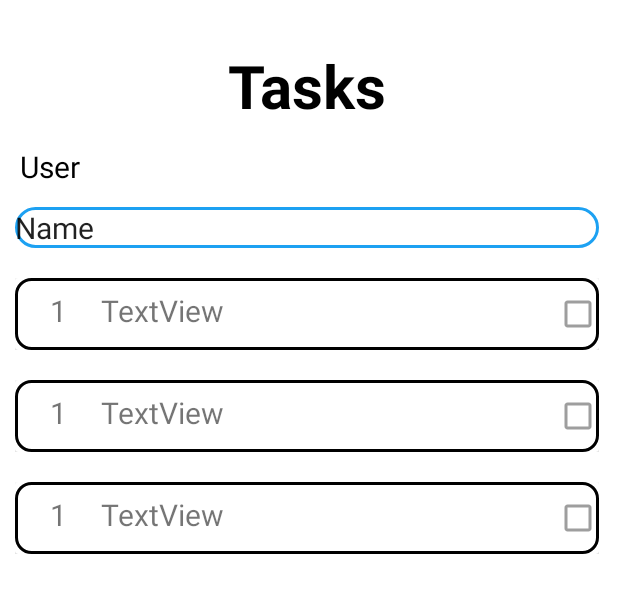
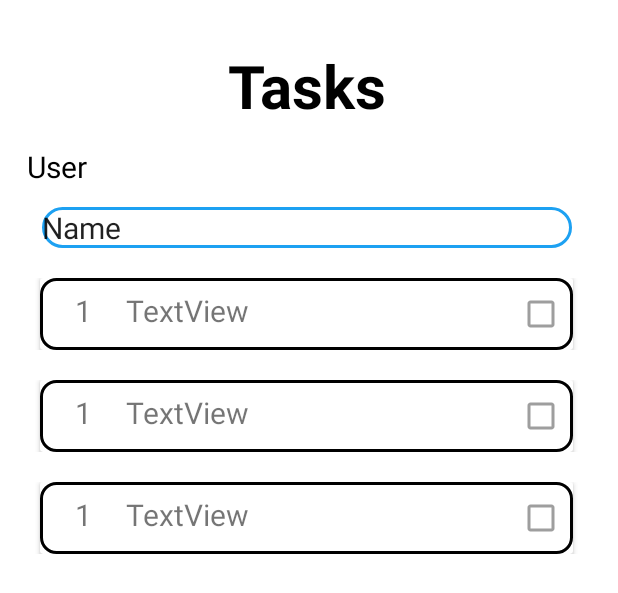
Before and after one commit to Haunguyen42193/schedule-management, an Android app built with Jetpack Compose: the layout activity_list_task.xml on its own in the app's theme, with its tools: preview values and no code run, on a phone screen of 412 x 824 dp. Shown: the top 593 px of the screen. Run offline under Robolectric (Android 15) with nearby library versions, the phone set to English and light mode, and no system bars; Roboto replaces fonts that are not available here.

Commit message:
task-list-show

```diff
--- a/app/src/main/java/com/trunghieu/todolistapp/MainActivity.java
+++ b/app/src/main/java/com/trunghieu/todolistapp/MainActivity.java
@@ -25,7 +25,7 @@ public class MainActivity extends AppCompatActivity {
         setContentView(R.layout.activity_main);
 
         dbHelper = new DBHelper(this);
-        dbHelper.insertTask(new Task("Hau1", "Nguyen", "Van2", "2002", 1, "3"));
+//        dbHelper.insertTask(new Task("Hau1", "Nguyen", "Van2", "2002", 1, "3"));
         btnLogin = findViewById(R.id.btn_main_login);
         btnSignup = findViewById(R.id.btn_main_signup);
 
--- a/app/src/main/java/com/trunghieu/todolistapp/data/DBHelper.java
+++ b/app/src/main/java/com/trunghieu/todolistapp/data/DBHelper.java
@@ -92,8 +92,8 @@ public class DBHelper extends SQLiteOpenHelper {
             String create = cursor.getString(3);
             String complete = cursor.getString(4);
             int userId = cursor.getInt(5);
-            String categoriId = cursor.getString(6);
-            Task task = new Task(id, title, description, create, complete, userId, categoriId);
+            String categoryId = cursor.getString(6);
+            Task task = new Task(id, title, description, create, complete, userId, categoryId);
             listTask.add(task);
         }
         return listTask;
--- a/app/src/main/res/layout/activity_list_task.xml
+++ b/app/src/main/res/layout/activity_list_task.xml
@@ -10,6 +10,7 @@
     <LinearLayout
         android:layout_width="409dp"
         android:layout_height="657dp"
+        android:gravity="center"
         android:orientation="vertical"
         tools:layout_editor_absoluteX="1dp"
         tools:layout_editor_absoluteY="1dp">
@@ -26,7 +27,7 @@
             android:textStyle="bold" />
 
         <TextView
-            android:id="@+id/edtUserTasksAdmin"
+            android:id="@+id/textView17"
             android:layout_width="match_parent"
             android:layout_height="wrap_content"
             android:layout_marginLeft="10dp"
@@ -39,7 +40,7 @@
 
         <EditText
             android:id="@+id/editTextText"
-            android:layout_width="match_parent"
+            android:layout_width="353dp"
             android:layout_height="wrap_content"
             android:layout_margin="10sp"
             android:background="@drawable/blue_boder"
--- a/app/src/main/res/layout/task_item.xml
+++ b/app/src/main/res/layout/task_item.xml
@@ -7,8 +7,9 @@
     android:orientation="vertical">
 
     <androidx.cardview.widget.CardView
-        android:layout_width="match_parent"
-        android:layout_height="wrap_content">
+        android:layout_width="355dp"
+        android:layout_height="wrap_content"
+        android:layout_gravity="center">
 
         <TableRow
             android:layout_width="match_parent"
@@ -25,7 +26,7 @@
 
             <TextView
                 android:id="@+id/txtTaskItemTitleAdmin"
-                android:layout_width="303dp"
+                android:layout_width="255dp"
                 android:layout_height="wrap_content"
                 android:text="TextView"
                 android:textSize="20sp" />
```
Also changed, not shown: app/src/main/java/com/trunghieu/todolistapp/ListTaskActivity.java (+12 -0 lines), app/src/main/java/com/trunghieu/todolistapp/adapter/TaskAdapter.java (+3 -4 lines).
